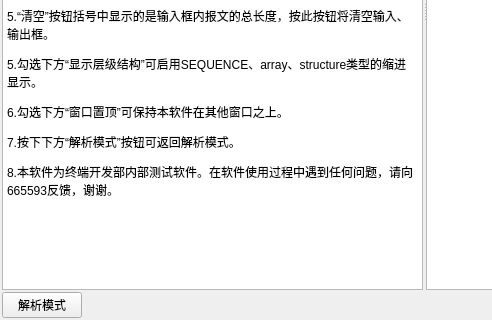
Old version of the form UI/serial_window.ui in the repository KayFelicities/698trans; both pictures show x 0 to 492 and y 349 to 669 of the 848 by 669 pixel window.
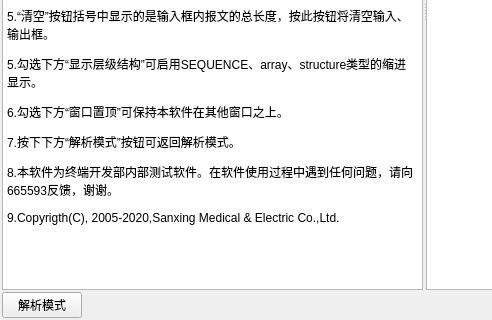
New version of the form. Icons and pictures are not drawn.

Diff of the .ui file:
```diff
--- a/UI/serial_window.ui
+++ b/UI/serial_window.ui
@@ -456,7 +456,8 @@
 &lt;p style=&quot; margin-top:12px; margin-bottom:12px; margin-left:0px; margin-right:0px; -qt-block-indent:0; text-indent:0px;&quot;&gt;5.勾选下方“显示层级结构”可启用SEQUENCE、array、structure类型的缩进显示。&lt;/p&gt;
 &lt;p style=&quot; margin-top:12px; margin-bottom:12px; margin-left:0px; margin-right:0px; -qt-block-indent:0; text-indent:0px;&quot;&gt;6.勾选下方“窗口置顶”可保持本软件在其他窗口之上。&lt;/p&gt;
 &lt;p style=&quot; margin-top:12px; margin-bottom:12px; margin-left:0px; margin-right:0px; -qt-block-indent:0; text-indent:0px;&quot;&gt;7.按下下方“解析模式”按钮可返回解析模式。&lt;/p&gt;
-&lt;p style=&quot; margin-top:12px; margin-bottom:12px; margin-left:0px; margin-right:0px; -qt-block-indent:0; text-indent:0px;&quot;&gt;8.本软件为终端开发部内部测试软件。在软件使用过程中遇到任何问题，请向665593反馈，谢谢。&lt;/p&gt;&lt;/body&gt;&lt;/html&gt;</string>
+&lt;p style=&quot; margin-top:12px; margin-bottom:12px; margin-left:0px; margin-right:0px; -qt-block-indent:0; text-indent:0px;&quot;&gt;8.本软件为终端开发部内部测试软件。在软件使用过程中遇到任何问题，请向665593反馈，谢谢。&lt;/p&gt;
+&lt;p style=&quot; margin-top:12px; margin-bottom:12px; margin-left:0px; margin-right:0px; -qt-block-indent:0; text-indent:0px;&quot;&gt;9.Copyrigth(C), 2005-2020,Sanxing Medical &amp;amp; Electric Co.,Ltd.&lt;/p&gt;&lt;/body&gt;&lt;/html&gt;</string>
         </property>
        </widget>
       </widget>
```
